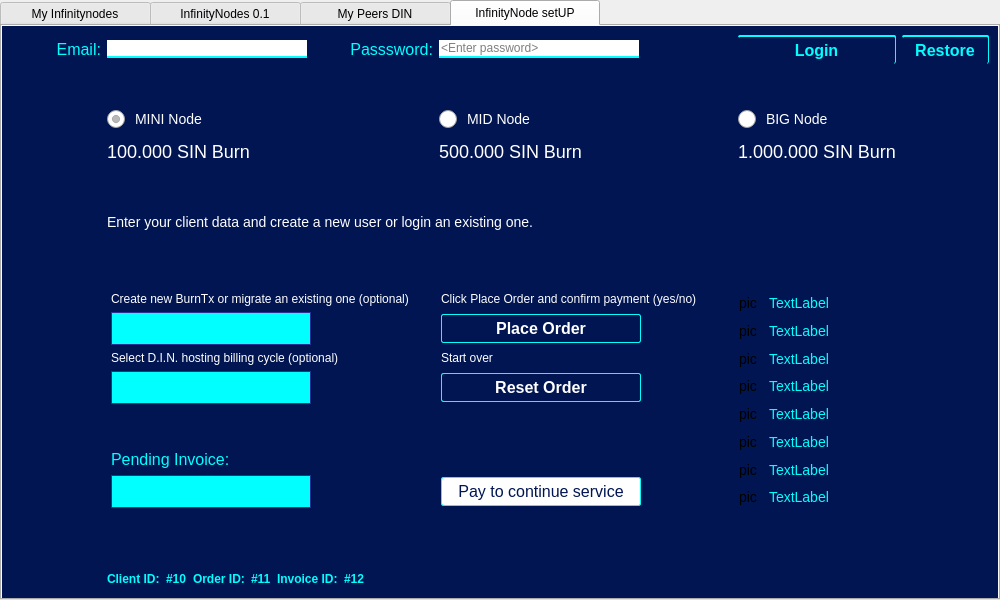
Old version of the form src/qt/forms/masternodelist.ui in the repository hardwarewise/SIN-core.
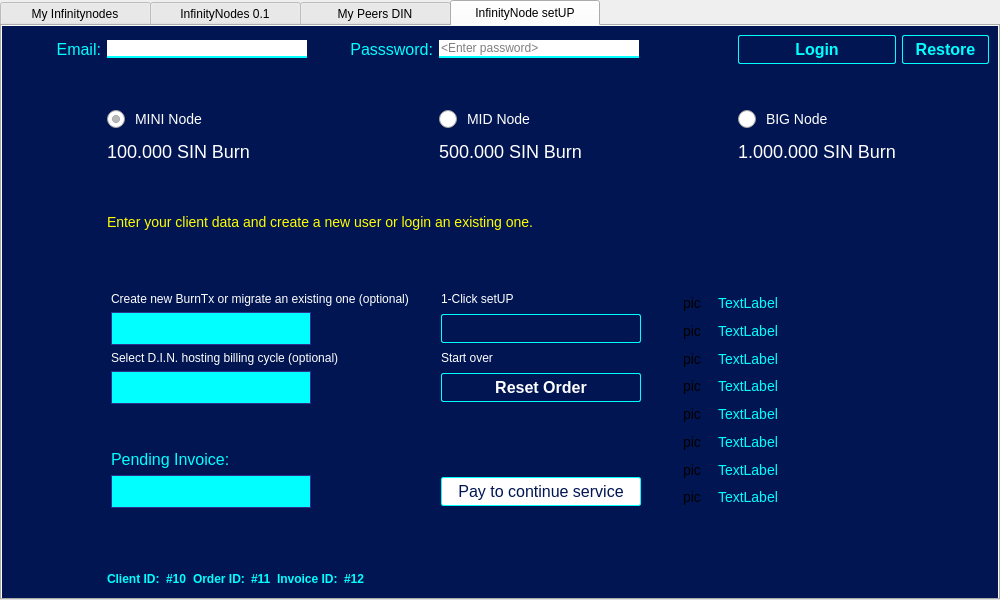
New version of the form. Icons and pictures are not drawn.

Commit message: Some visual improvements in setUP tab.

Patch:
```diff
--- a/src/qt/forms/masternodelist.ui
+++ b/src/qt/forms/masternodelist.ui
@@ -512,14 +512,14 @@
 QComboBox { /* Dropdown Menus */
 
 font-size: 16px;
-font-weight:bold;
+font-weight:normal;
 border-color:#bababa;
 border: 1px solid #2E3191;
 border-radius:0px;
 padding: 3px 5px 3px 5px;
 background:#01FFFF;
 min-height:25px;
-color:#000000;
+color:#333333;
 background-color:#01FFFF;
 
 
@@ -752,7 +752,7 @@
              </property>
              <property name="styleSheet">
               <string notr="true">font-size:14px;
-color: #ffffff;</string>
+color: rgb(255, 255, 0);</string>
              </property>
              <property name="text">
               <string>Enter your client data and create a new user or login an existing one.</string>
@@ -787,8 +787,7 @@
              <property name="styleSheet">
               <string notr="true">QPushButton#btnLogin {
 	/* Secondary Button Style */
-	border-top:  2px solid  #01FFFF;
-	border-right:  1px solid  #01FFFF;
+	border:  1px solid  #01FFFF;
     background-color:#011552;
     font-size:16px;
 	font-weight: bold;
@@ -865,8 +864,7 @@
              <property name="styleSheet">
               <string notr="true">QPushButton#btnRestore {
 	/* Secondary Button Style */
-	border-top:  2px solid  #01FFFF;
-	border-right:  1px solid  #01FFFF;
+	border:  1px solid  #01FFFF;
     background-color:#011552;
     font-size:16px;
 	font-weight: bold;
@@ -1144,7 +1142,7 @@
 </string>
                 </property>
                 <property name="text">
-                 <string>Click Place Order and confirm payment (yes/no)</string>
+                 <string>1-Click setUP</string>
                 </property>
                </widget>
               </item>
@@ -1404,7 +1402,7 @@
 </string>
                 </property>
                 <property name="text">
-                 <string>Place Order</string>
+                 <string/>
                 </property>
                </widget>
               </item>
```
The commit also changes 1 other file.
